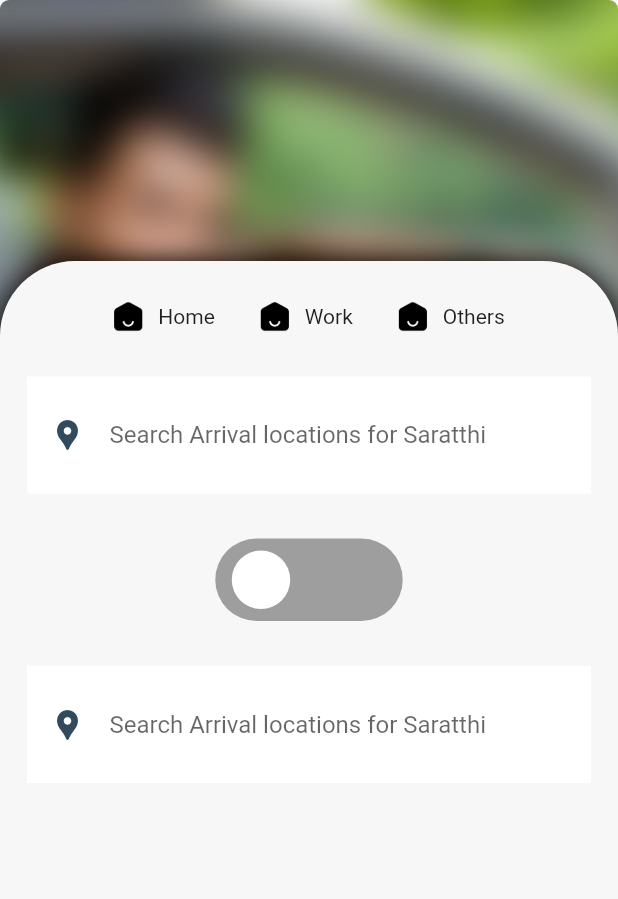
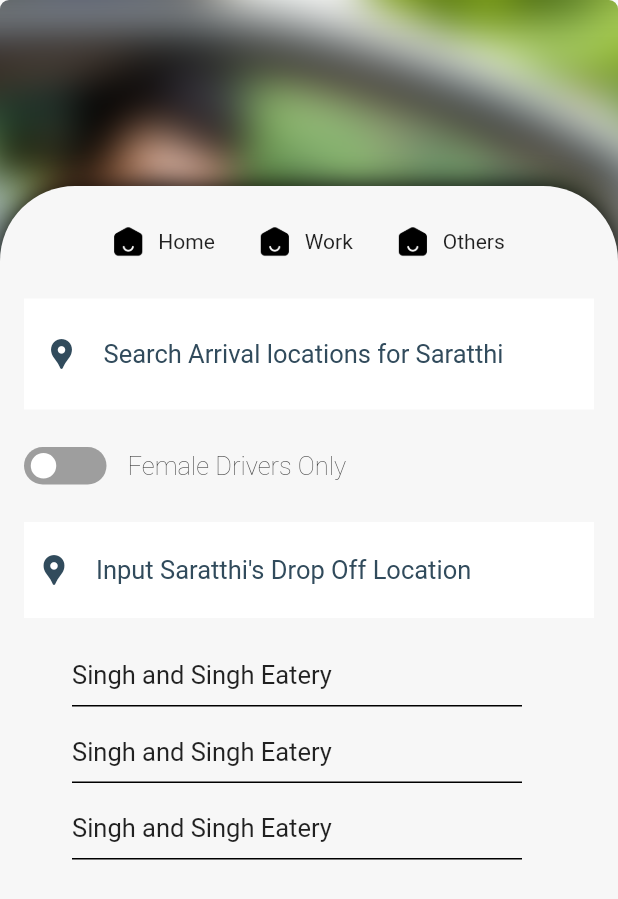
Before and after one commit to arjunganesh123/Saratthi-Consumer, a Flutter app: the screen it shows once a user with an empty profile is signed in, after a tap on "Search Arrival locations for Saratthi", on a phone screen of 412 x 824 dp. Shown: the top 899 px of the screen. Run offline on Flutter 3.47's test engine with Material 2 defaults, Android fonts, the light colour scheme and no system bars; drawn by our look-alikes of flutter_switch; our stand-ins replace firebase_auth, firebase_core, fluttertoast, font_awesome_flutter, google_maps_flutter, hexcolor and 1 more; missing offline and left inert: flutter_google_places, google_api_headers, google_maps_webservice, timer_button; accounts and stored records are empty; network calls fail; Roboto replaces fonts that are missing (gillsans, tgm); project files that could hold a hidden picture were left out.

Commit message:
Search location and search bar created

```diff
--- a/lib/Views/Login/Home.dart
+++ b/lib/Views/Login/Home.dart
@@ -2,11 +2,9 @@ import 'package:flutter/material.dart';
 import 'package:hexcolor/hexcolor.dart';
 import 'package:location/location.dart';
 import 'package:google_maps_flutter/google_maps_flutter.dart';
-import 'package:saratthi_consumer/Helpers/transition.dart';
 import 'package:saratthi_consumer/Views/Login/searchLocation.dart';
-import 'package:saratthi_consumer/src/locations.dart' as locations;
 
-import '../../Components/custom_text.dart';
+import '../../Helpers/searchbar.dart';
 
 class Home extends StatefulWidget {
   const Home({Key? key}) : super(key: key);
@@ -16,7 +14,7 @@ class Home extends StatefulWidget {
 }
 
 class _HomeState extends State<Home> {
-  LatLng _initialcameraposition = const LatLng(20.5937, 78.9629);
+  LatLng _initialcameraposition = const LatLng(0.0, 0.0);
   late GoogleMapController _controller;
   Location _location = Location();
   final Set<Marker> _markers = Set();
@@ -64,7 +62,7 @@ class _HomeState extends State<Home> {
               right: 0.0,
               bottom: 0.0,
               child: Container(
-                  height: 200.0,
+                  height: 150.0,
                   decoration: BoxDecoration(
                       color: Color.fromRGBO(247, 247, 247, 1),
                       borderRadius: BorderRadius.only(
@@ -117,6 +115,8 @@ class _HomeState extends State<Home> {
                               SizedBox(
                                 width: 10.0,
                               ),
+                              Stack(
+                                children: [
                                   Container(
                                     child: ClipRRect(
                                       borderRadius: BorderRadius.circular(40),
@@ -127,24 +127,35 @@ class _HomeState extends State<Home> {
                                         fit: BoxFit.fitWidth,
                                       ),
                                     ),
+                                  ),
+                                  Align(
+                                    alignment: Alignment.topLeft,
+                                    child: Image.asset(
+                                      'assets/Icons/001-gearshift.png',
+                                      width: 25.0,
+                                      height: 25.0,
+                                    ),
+                                  )
+                                ],
                               )
                             ]),
                         SizedBox(
-                          height: 56,
+                          height: 10,
                         ),
                         Center(
                           child: Container(
                             height: 60.0,
                             margin: EdgeInsets.only(top: 10.0),
-                            padding: EdgeInsets.only(right: 10.0, left: 10.0),
+                            padding: EdgeInsets.all(15.0),
                             decoration: BoxDecoration(
-                              color: HexColor("#EEEAEAFF"),
+                              color: Colors.white24,
                               borderRadius: BorderRadius.circular(6.0),
                             ),
                             child: InkWell(
                                 onTap: () {
                                   Navigator.of(context).push(MaterialPageRoute(
-                                      builder: (context) => SearchLocation()));
+                                    builder: (context) => SearchLocation(),
+                                  ));
                                 },
                                 child: Row(
                                   children: [
--- a/lib/Views/Login/searchLocation.dart
+++ b/lib/Views/Login/searchLocation.dart
@@ -1,6 +1,7 @@
 import 'package:flutter/material.dart';
 import 'package:flutter_switch/flutter_switch.dart';
 import 'package:hexcolor/hexcolor.dart';
+import 'package:saratthi_consumer/Helpers/searchbar.dart';
 
 class SearchLocation extends StatefulWidget {
   const SearchLocation({Key? key}) : super(key: key);
@@ -35,7 +36,7 @@ class _SearchLocationState extends State<SearchLocation> {
               right: 0,
               left: 0,
               child: Container(
-                  height: 650.0,
+                  height: 700.0,
                   decoration: BoxDecoration(
                       color: Color.fromRGBO(247, 247, 247, 1),
                       borderRadius: BorderRadius.only(
@@ -132,8 +133,8 @@ class _SearchLocationState extends State<SearchLocation> {
                           height: 20.0,
                         ),
                         Container(
-                          margin: EdgeInsets.all(10.0),
-                          padding: EdgeInsets.all(10.0),
+                          margin: EdgeInsets.all(8.0),
+                          padding: EdgeInsets.all(8.0),
                           decoration: BoxDecoration(color: HexColor('#ffffff')),
                           child: Container(
                             padding: EdgeInsets.all(5.0),
@@ -143,6 +144,10 @@ class _SearchLocationState extends State<SearchLocation> {
                                 iconColor: givenBlue,
                                 hintText:
                                     'Search Arrival locations for Saratthi',
+                                hintStyle: TextStyle(
+                                    fontSize: 17.0,
+                                    fontFamily: 'gillsans',
+                                    color: givenBlue),
                                 enabledBorder: UnderlineInputBorder(
                                   borderSide:
                                       BorderSide(color: HexColor('#fffff')),
@@ -156,39 +161,53 @@ class _SearchLocationState extends State<SearchLocation> {
                           ),
                         ),
                         SizedBox(
-                          height: 20.0,
+                          height: 9.0,
                         ),
-                        Container(
-                          child: FlutterSwitch(
-                            width: 125.0,
-                            height: 55.0,
-                            valueFontSize: 25.0,
-                            toggleSize: 45.0,
+                        Padding(
+                          padding: const EdgeInsets.all(8.0),
+                          child: Row(
+                              mainAxisAlignment: MainAxisAlignment.start,
+                              children: [
+                                FlutterSwitch(
+                                  width: 55.0,
+                                  height: 25.0,
+                                  valueFontSize: 12.0,
+                                  toggleSize: 18.0,
                                   value: status,
-                            borderRadius: 30.0,
-                            padding: 8.0,
-                            onToggle: (val) {
+                                  onToggle: (isOn) {
                                     setState(() {
-                                status = val;
+                                      status = isOn;
                                     });
                                   },
                                 ),
+                                SizedBox(
+                                  width: 14.0,
+                                ),
+                                Text(
+                                  "Female Drivers Only",
+                                  style: TextStyle(
+                                      fontSize: 17.0,
+                                      fontFamily: 'gillsans',
+                                      fontWeight: FontWeight.w100),
+                                )
+                              ]),
                         ),
                         SizedBox(
-                          height: 20.0,
+                          height: 9.0,
                         ),
                         Container(
-                          margin: EdgeInsets.all(10.0),
-                          padding: EdgeInsets.all(10.0),
+                          margin: EdgeInsets.all(8.0),
+                          padding: EdgeInsets.all(8.0),
                           decoration: BoxDecoration(color: HexColor('#ffffff')),
-                          child: Container(
-                            padding: EdgeInsets.all(5.0),
                           child: TextField(
                             decoration: InputDecoration(
                               icon: Icon(Icons.location_pin),
                               iconColor: givenBlue,
-                                hintText:
-                                    'Search Arrival locations for Saratthi',
+                              hintStyle: TextStyle(
+                                  fontSize: 17.0,
+                                  fontFamily: 'gillsans',
+                                  color: givenBlue),
+                              hintText: "Input Saratthi's Drop Off Location",
                               enabledBorder: UnderlineInputBorder(
                                 borderSide:
                                     BorderSide(color: HexColor('#fffff')),
@@ -200,7 +219,69 @@ class _SearchLocationState extends State<SearchLocation> {
                             ),
                           ),
                         ),
-                        )
+                        SizedBox(
+                          height: 20.0,
+                        ),
+                        Align(
+                          alignment: Alignment.centerLeft,
+                          child: Container(
+                            width: 300.0,
+                            margin: EdgeInsets.only(left: 40.0),
+                            padding: EdgeInsets.only(bottom: 10.0),
+                            decoration: BoxDecoration(
+                              border: Border(
+                                bottom:
+                                    BorderSide(width: 1.0, color: Colors.black),
+                              ),
+                            ),
+                            child: Text(
+                              "Singh and Singh Eatery",
+                              style: TextStyle(fontSize: 17),
+                            ),
+                          ),
+                        ),
+                        SizedBox(
+                          height: 20.0,
+                        ),
+                        Align(
+                          alignment: Alignment.centerLeft,
+                          child: Container(
+                            width: 300.0,
+                            margin: EdgeInsets.only(left: 40.0),
+                            padding: EdgeInsets.only(bottom: 10.0),
+                            decoration: BoxDecoration(
+                              border: Border(
+                                bottom:
+                                    BorderSide(width: 1.0, color: Colors.black),
+                              ),
+                            ),
+                            child: Text(
+                              "Singh and Singh Eatery",
+                              style: TextStyle(fontSize: 17),
+                            ),
+                          ),
+                        ),
+                        SizedBox(
+                          height: 20.0,
+                        ),
+                        Align(
+                          alignment: Alignment.centerLeft,
+                          child: Container(
+                            width: 300.0,
+                            margin: EdgeInsets.only(left: 40.0),
+                            padding: EdgeInsets.only(bottom: 10.0),
+                            decoration: BoxDecoration(
+                              border: Border(
+                                bottom:
+                                    BorderSide(width: 1.0, color: Colors.black),
+                              ),
+                            ),
+                            child: Text(
+                              "Singh and Singh Eatery",
+                              style: TextStyle(fontSize: 17),
+                            ),
+                          ),
+                        ),
                       ],
                     ),
                   )),
--- a/lib/Views/Login/splash.dart
+++ b/lib/Views/Login/splash.dart
@@ -17,7 +17,10 @@ class _splashState extends State<splash> {
     Timer(
         Duration(seconds: 3),
         () => Navigator.of(context).pushReplacement(
-              new MyCustomRoute(builder: (context) =>StartupLogic().getLandingPage(context),),
+              new MyCustomRoute(
+                builder: (context) =>
+                    StartupLogic().getLandingPage(context) /* Join()*/,
+              ),
             ));
   }
 
--- a/pubspec.yaml
+++ b/pubspec.yaml
@@ -48,6 +48,11 @@ dependencies:
   geocoding: ^2.0.4
   geolocator: ^8.2.1
   location: ^4.4.0
+
+  google_api_headers: ^1.1.1
+  google_maps_webservice: ^0.0.20-nullsafety.5
+  flutter_google_places: ^0.3.0
+
 
 dev_dependencies:
   flutter_test:
```
Also changed, not shown: lib/Helpers/searchbar.dart (added, +111 -0 lines), pubspec.lock, 2 other files. Lines whose indentation alone changed are shown as unchanged.
